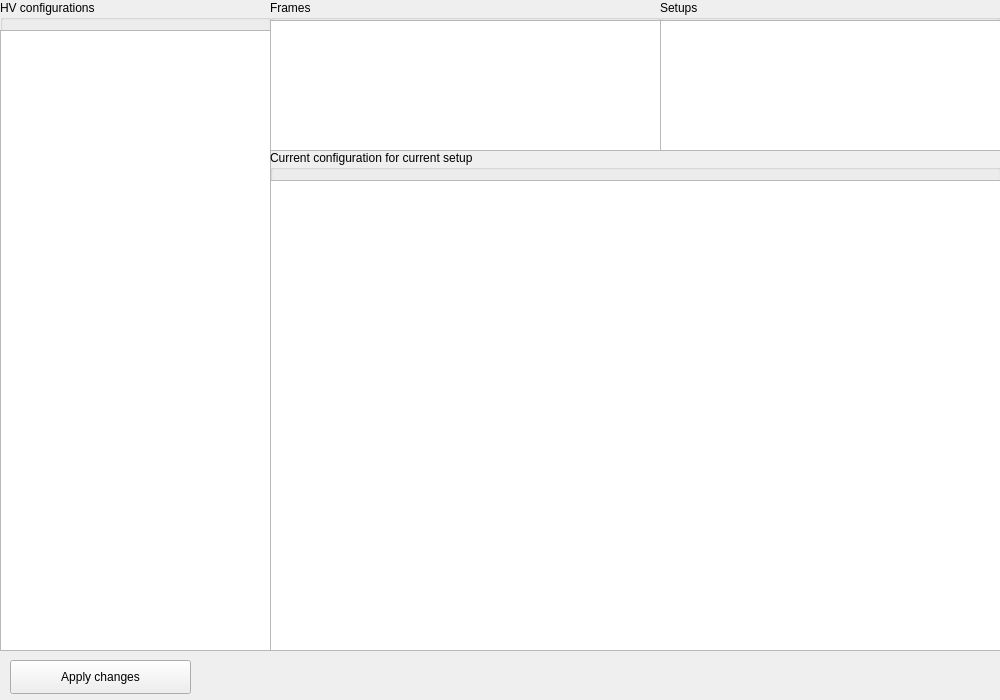
JPETTomography/JPet-HV-GUI-tool, file mainwindow.ui: the form before one commit.
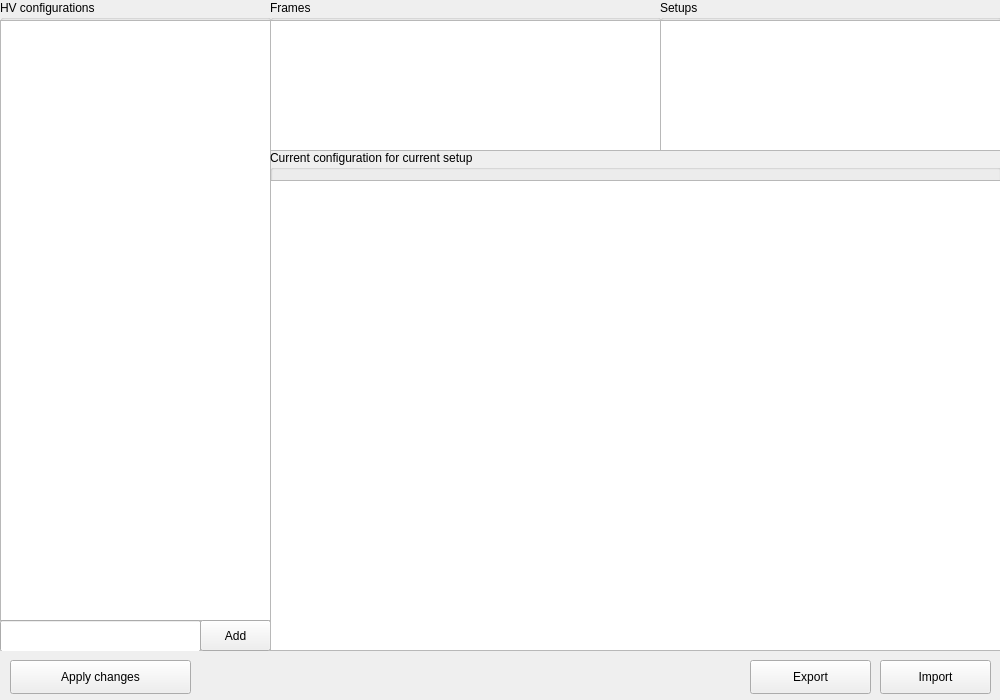
The form after the commit.

Commit message: Export and import HV config

Diff of the .ui file:
```diff
--- a/mainwindow.ui
+++ b/mainwindow.ui
@@ -48,15 +48,38 @@
      <property name="geometry">
       <rect>
        <x>0</x>
-       <y>30</y>
+       <y>20</y>
        <width>271</width>
-       <height>621</height>
+       <height>601</height>
       </rect>
      </property>
      <property name="alternatingRowColors">
       <bool>true</bool>
      </property>
     </widget>
+    <widget class="QPushButton" name="pushButton_4">
+     <property name="geometry">
+      <rect>
+       <x>200</x>
+       <y>620</y>
+       <width>71</width>
+       <height>31</height>
+      </rect>
+     </property>
+     <property name="text">
+      <string>Add</string>
+     </property>
+    </widget>
+    <widget class="QLineEdit" name="new_config_name">
+     <property name="geometry">
+      <rect>
+       <x>0</x>
+       <y>620</y>
+       <width>201</width>
+       <height>32</height>
+      </rect>
+     </property>
+    </widget>
    </widget>
    <widget class="QGroupBox" name="groupBox_2">
     <property name="geometry">
@@ -149,6 +172,32 @@
      <string>Apply changes</string>
     </property>
    </widget>
+   <widget class="QPushButton" name="pushButton_2">
+    <property name="geometry">
+     <rect>
+      <x>750</x>
+      <y>660</y>
+      <width>121</width>
+      <height>34</height>
+     </rect>
+    </property>
+    <property name="text">
+     <string>Export</string>
+    </property>
+   </widget>
+   <widget class="QPushButton" name="pushButton_3">
+    <property name="geometry">
+     <rect>
+      <x>880</x>
+      <y>660</y>
+      <width>111</width>
+      <height>34</height>
+     </rect>
+    </property>
+    <property name="text">
+     <string>Import</string>
+    </property>
+   </widget>
   </widget>
  </widget>
  <layoutdefault spacing="6" margin="11"/>
```
The commit also changes 4 other files.
